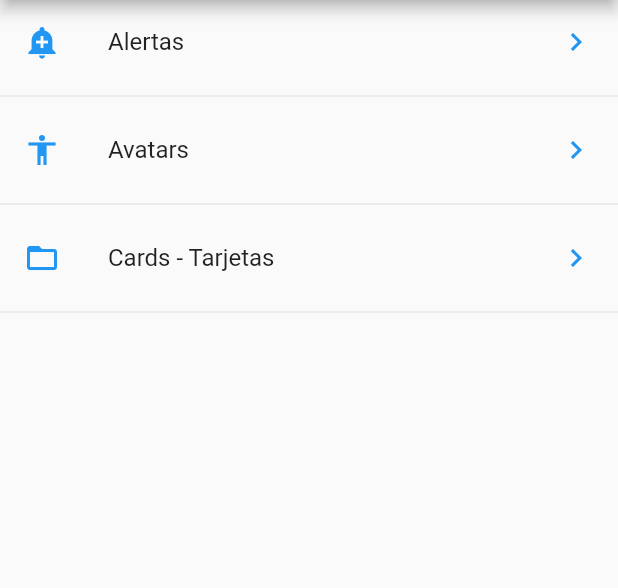
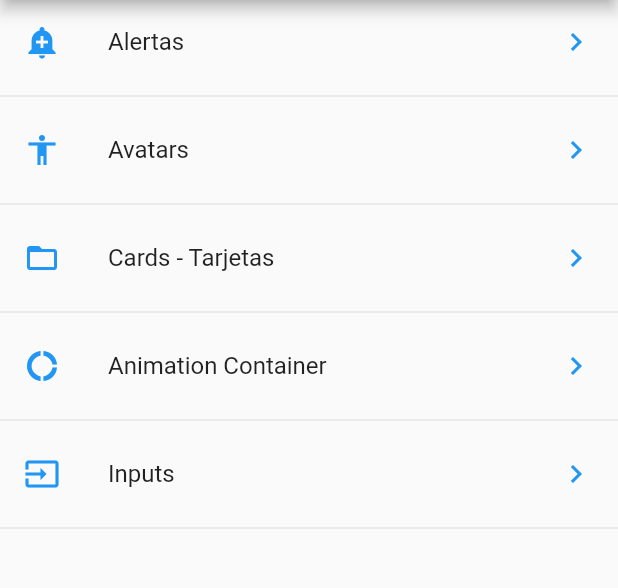
Before and after one commit to JuhJSimoes/ProjetoComponentesFlutter, a Flutter app: the screen it shows after launch, on a phone screen of 412 x 824 dp, the part 84-672 px from its top. Run offline on Flutter 3.47's test engine with Material 2 defaults, Android fonts, the phone set to English and light mode, and no system bars.

Commit message:
Animação e criação de inputs

```diff
--- a/data/menu_opts.json
+++ b/data/menu_opts.json
@@ -15,6 +15,16 @@
             "rota" : "card",
             "icon" : "folder_open",
             "texto": "Cards - Tarjetas"
+        },
+        {
+            "rota" : "animationContainer",
+            "icon" : "donut_large",
+            "texto": "Animation Container"
+        },
+        {
+            "rota" : "inputs",
+            "icon" : "input",
+            "texto": "Inputs"
         }
     ]
 }
--- a/lib/src/routes/routes.dart
+++ b/lib/src/routes/routes.dart
@@ -1,14 +1,18 @@
 import 'package:flutter/material.dart';
 import 'package:projetocomponentesflutter/src/pages/alert_page.dart';
+import 'package:projetocomponentesflutter/src/pages/animation_page.dart';
 import 'package:projetocomponentesflutter/src/pages/avatar_page.dart';
 import 'package:projetocomponentesflutter/src/pages/card_page.dart';
 import 'package:projetocomponentesflutter/src/pages/home_page.dart';
+import 'package:projetocomponentesflutter/src/pages/input_page.dart';
 
 Map<String, WidgetBuilder> getApplicationRoutes() {
   return <String, WidgetBuilder>{
-    '/'     : (BuildContext context) => HomePage(),
-    'alert' : (BuildContext context) => AlertPage(),
-    'avatar': (BuildContext context) => AvatarPage(),
-    'card'  : (BuildContext context) => CardPage(),
+    '/'                 : (BuildContext context) => HomePage(),
+    'alert'             : (BuildContext context) => AlertPage(),
+    'avatar'            : (BuildContext context) => AvatarPage(),
+    'card'              : (BuildContext context) => CardPage(),
+    'animationContainer': (BuildContext context) => AnimationContainerPage(),
+    'input'              : (BuildContext context) => InputPage(),
   };
 }
--- a/lib/src/utils/icone_string_util.dart
+++ b/lib/src/utils/icone_string_util.dart
@@ -5,6 +5,8 @@ final _icons=<String, IconData>{
   'add_alert'     : Icons.add_alert,
   'accessibility' : Icons.accessibility,
   'folder_open'   : Icons.folder_open,
+  'donut_large'   : Icons.donut_large,
+  'input'         : Icons.input,
 
 };
 
```
Also changed, not shown: lib/src/pages/animation_page.dart (added, +58 -0 lines), lib/src/pages/input_page.dart (added, +15 -0 lines).
